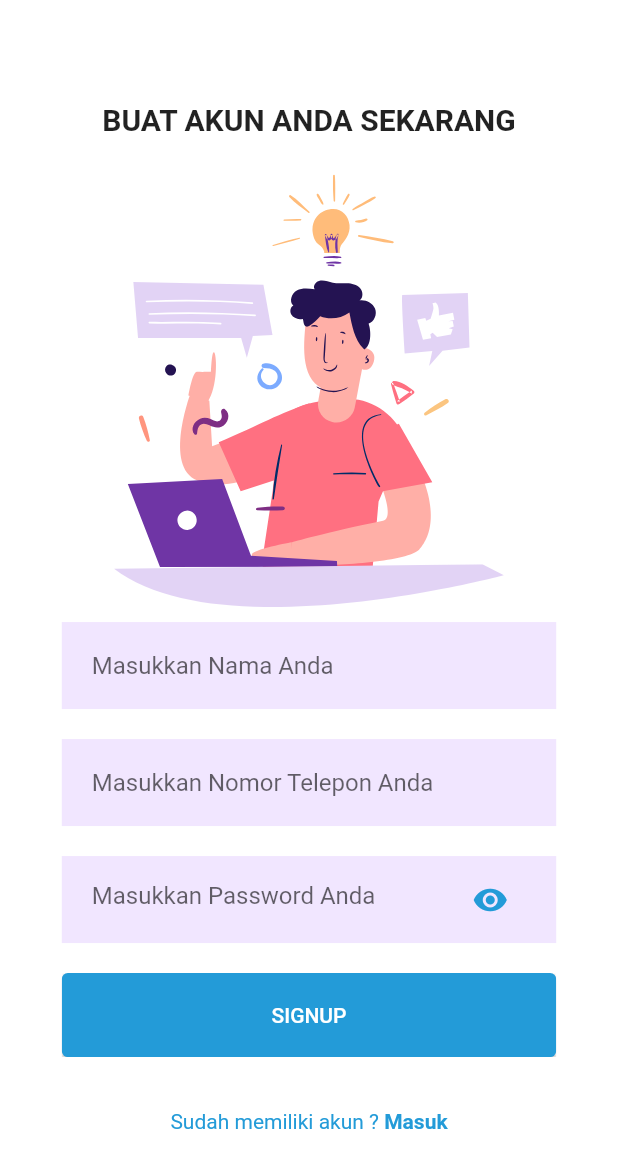
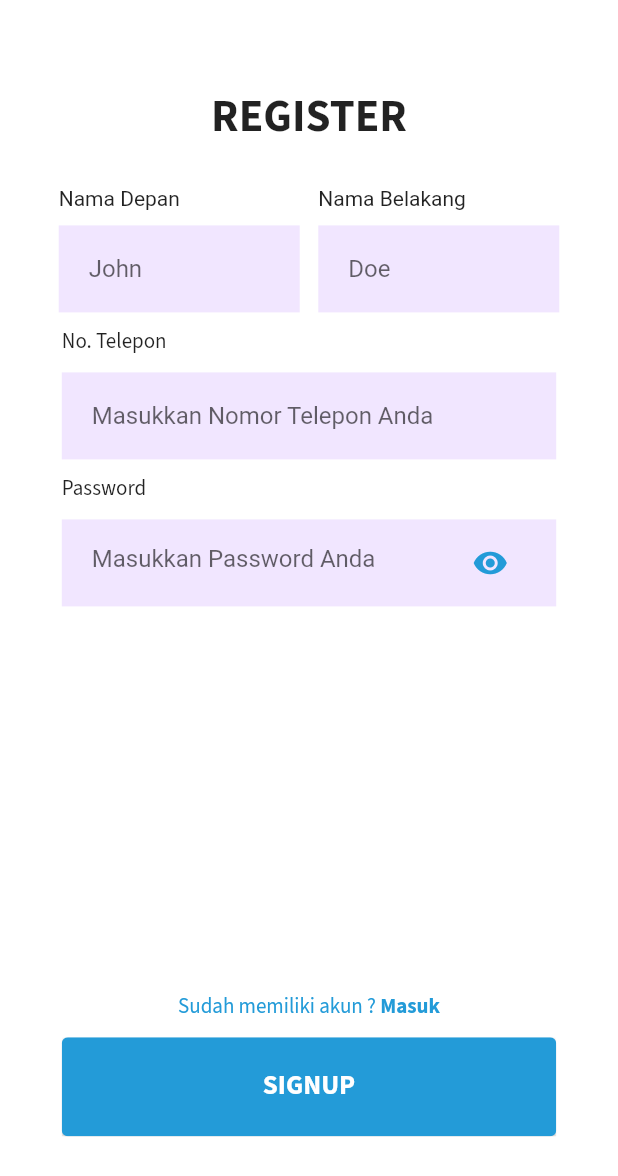
Before and after one commit to fazza30/iDEAMART, a Flutter app: the screen it shows after launch, after a tap on "DAFTAR", on a phone screen of 412 x 824 dp. Shown: the top 1176 px of the screen. Run offline on Flutter 3.47's test engine with Material 2 defaults, Android fonts, the phone set to English and light mode, and no system bars; our stand-ins replace flutter_svg.

Commit message:
Improve some views design to Alfani's concept design

```diff
--- a/lib/Screens/Home/components/body.dart
+++ b/lib/Screens/Home/components/body.dart
@@ -1,4 +1,5 @@
 import 'package:flutter/material.dart';
+import 'package:flutter_auth/Screens/Home/components/grid_button.dart';
 import 'package:flutter_auth/Screens/Home/components/header_with_logo.dart';
 
 class Body extends StatelessWidget {
@@ -8,7 +9,9 @@ class Body extends StatelessWidget {
     return SingleChildScrollView(
       child: Column(
         children: <Widget>[
-          HeaderWithLogo(size: size)
+          HeaderWithLogo(size: size),
+          RowButton1(),
+          RowButton2(),
         ],
       ),
     );
--- a/lib/Screens/Signup/components/body.dart
+++ b/lib/Screens/Signup/components/body.dart
@@ -4,9 +4,8 @@ import 'package:flutter_auth/Screens/Signup/components/background.dart';
 import 'package:flutter_auth/components/already_have_an_account_acheck.dart';
 import 'package:flutter_auth/components/rounded_button.dart';
 import 'package:flutter_auth/components/rounded_input_field.dart';
-import 'package:flutter_auth/components/rounded_name_field.dart';
+import 'package:flutter_auth/components/name_field.dart';
 import 'package:flutter_auth/components/rounded_password_field.dart';
-import 'package:flutter_svg/svg.dart';
 
 class Body extends StatelessWidget {
   @override
@@ -18,30 +17,60 @@ class Body extends StatelessWidget {
           mainAxisAlignment: MainAxisAlignment.center,
           children: <Widget>[
             Text(
-              "BUAT AKUN ANDA SEKARANG",
-              style: TextStyle(fontWeight: FontWeight.bold, fontSize: 20),
+              "REGISTER",
+              style: TextStyle(fontFamily: 'SourceSansPro' ,fontWeight: FontWeight.bold, fontSize: 30),
             ),
             SizedBox(height: size.height * 0.03),
-            SvgPicture.asset(
-              "assets/icons/signup.svg",
-              height: size.height * 0.35,
+
+            Row(
+              mainAxisAlignment: MainAxisAlignment.center,
+              crossAxisAlignment: CrossAxisAlignment.center,
+              children: <Widget>[
+                FirstNameField(
+                  hintText: "John",
+                  onChanged: (value) {},
                 ),
-            RoundedNameField(
-              hintText: "Masukkan Nama Anda",
+                SizedBox(width: size.width * 0.03),
+                LastNameField(
+                  hintText: "Doe",
                   onChanged: (value) {},
+                ),
+              ],
+            ),
+
+            Column(
+              crossAxisAlignment: CrossAxisAlignment.start,
+              children: <Widget>[
+                Text(
+                  "No. Telepon",
+                  style: TextStyle(
+                    fontFamily: "SourceSansPro"
+                  )
                 ),
                 RoundedInputField(
                   hintText: "Masukkan Nomor Telepon Anda",
                   onChanged: (value) {},
                 ),
+              ],
+            ),
+
+            Column(
+              crossAxisAlignment: CrossAxisAlignment.start,
+              children: <Widget>[
+                Text(
+                  "Password",
+                  style: TextStyle(
+                    fontFamily: "SourceSansPro"
+                  )
+                ),
                 RoundedPasswordField(
                   onChanged: (value) {},
                 ),
-            RoundedButton(
-              text: "SIGNUP",
-              press: () {},
+              ],
             ),
-            SizedBox(height: size.height * 0.03),
+
+            SizedBox(height: size.height * 0.3),
+
             AlreadyHaveAnAccountCheck(
               login: false,
               press: () {
@@ -55,6 +84,12 @@ class Body extends StatelessWidget {
                 );
               },
             ),
+
+            RoundedButton(
+              text: "SIGNUP",
+              press: () {},
+            ),
+
           ],
         ),
       ),
--- a/lib/Screens/Signup/components/or_divider.dart
+++ b/lib/Screens/Signup/components/or_divider.dart
@@ -18,6 +18,7 @@ class OrDivider extends StatelessWidget {
               style: TextStyle(
                 color: kPrimaryColor,
                 fontWeight: FontWeight.w600,
+                fontFamily: "SourceSansPro"
               ),
             ),
           ),
--- a/lib/Screens/Welcome/components/body.dart
+++ b/lib/Screens/Welcome/components/body.dart
@@ -18,7 +18,7 @@ class Body extends StatelessWidget {
           children: <Widget>[
             Text(
               "iDEAMART",
-              style: TextStyle(fontWeight: FontWeight.bold, fontSize: 20),
+              style: TextStyle(fontWeight: FontWeight.bold, fontSize: 20, fontFamily: "SourceSansPro"),
             ),
             // SizedBox(height: size.height * 0.05),
             // SvgPicture.asset(
--- a/lib/components/already_have_an_account_acheck.dart
+++ b/lib/components/already_have_an_account_acheck.dart
@@ -17,7 +17,7 @@ class AlreadyHaveAnAccountCheck extends StatelessWidget {
       children: <Widget>[
         Text(
           login ? "Belum memiliki akun ? " : "Sudah memiliki akun ? ",
-          style: TextStyle(color: kPrimaryColor),
+          style: TextStyle(color: kPrimaryColor, fontFamily: "SourceSansPro"),
         ),
         GestureDetector(
           onTap: press,
@@ -26,6 +26,7 @@ class AlreadyHaveAnAccountCheck extends StatelessWidget {
             style: TextStyle(
               color: kPrimaryColor,
               fontWeight: FontWeight.bold,
+              fontFamily: "SourceSansPro"
             ),
           ),
         )
--- /dev/null
+++ b/lib/components/name_field.dart
@@ -0,0 +1,89 @@
+import 'package:flutter/material.dart';
+import 'package:flutter_auth/constants.dart';
+
+class FirstNameField extends StatelessWidget {
+  final String hintText;
+  final ValueChanged<String> onChanged;
+  const FirstNameField({
+    Key key,
+    this.hintText,
+    this.onChanged,
+  }) : super(key: key);
+
+  @override
+  Widget build(BuildContext context) {
+    return Container(
+      child: Column(
+        crossAxisAlignment: CrossAxisAlignment.start,
+        children: <Widget>[
+          Text("Nama Depan"),
+          NameContainer(
+            child: TextField(
+              onChanged: onChanged,
+              cursorColor: kPrimaryColor,
+              decoration: InputDecoration(
+                hintText: hintText,
+                border: InputBorder.none,
+              ),
+            ),
+          )
+        ],
+      ),
+    );
+  }
+}
+
+class LastNameField extends StatelessWidget {
+  final String hintText;
+  final ValueChanged<String> onChanged;
+  const LastNameField({
+    Key key,
+    this.hintText,
+    this.onChanged,
+  }) : super(key: key);
+
+  @override
+  Widget build(BuildContext context) {
+    return Container(
+      child: Column(
+        crossAxisAlignment: CrossAxisAlignment.start,
+        children: <Widget>[
+          Text("Nama Belakang"),
+          NameContainer(
+            child: TextField(
+              onChanged: onChanged,
+              cursorColor: kPrimaryColor,
+              decoration: InputDecoration(
+                hintText: hintText,
+                border: InputBorder.none,
+              ),
+            ),
+          )
+        ],
+      ),
+    );
+  }
+}
+
+
+class NameContainer extends StatelessWidget {
+  final Widget child;
+  const NameContainer({
+    Key key,
+    this.child,
+  }) : super(key: key);
+
+  @override
+  Widget build(BuildContext context) {
+    Size size = MediaQuery.of(context).size;
+    return Container(
+      margin: EdgeInsets.symmetric(vertical: 10),
+      padding: EdgeInsets.symmetric(horizontal: 20, vertical: 5),
+      width: size.width * 0.39,
+      decoration: BoxDecoration(
+        color: kPrimaryLightColor,
+      ),
+      child: child,
+    );
+  }
+}
--- a/lib/components/rounded_button.dart
+++ b/lib/components/rounded_button.dart
@@ -39,7 +39,7 @@ class RoundedButton extends StatelessWidget {
           primary: color,
           padding: EdgeInsets.symmetric(horizontal: 40, vertical: 20),
           textStyle: TextStyle(
-              color: textColor, fontSize: 14, fontWeight: FontWeight.w500)),
+              color: textColor, fontSize: 18, fontWeight: FontWeight.bold, fontFamily: "SourceSansPro")),
     );
   }
 }
--- a/lib/components/rounded_name_field.dart
+++ /dev/null
@@ -1,27 +0,0 @@
-import 'package:flutter/material.dart';
-import 'package:flutter_auth/components/text_field_container.dart';
-import 'package:flutter_auth/constants.dart';
-
-class RoundedNameField extends StatelessWidget {
-  final String hintText;
-  final ValueChanged<String> onChanged;
-  const RoundedNameField({
-    Key key,
-    this.hintText,
-    this.onChanged,
-  }) : super(key: key);
-
-  @override
-  Widget build(BuildContext context) {
-    return TextFieldContainer(
-      child: TextField(
-        onChanged: onChanged,
-        cursorColor: kPrimaryColor,
-        decoration: InputDecoration(
-          hintText: hintText,
-          border: InputBorder.none,
-        ),
-      ),
-    );
-  }
-}
```
Also changed, not shown: lib/Screens/Home/components/grid_button.dart (added, +136 -0 lines), lib/Screens/Home/components/header_with_logo.dart (+11 -4 lines), lib/Screens/Login/components/body.dart (+29 -21 lines). Lines whose indentation alone changed are shown as unchanged.
